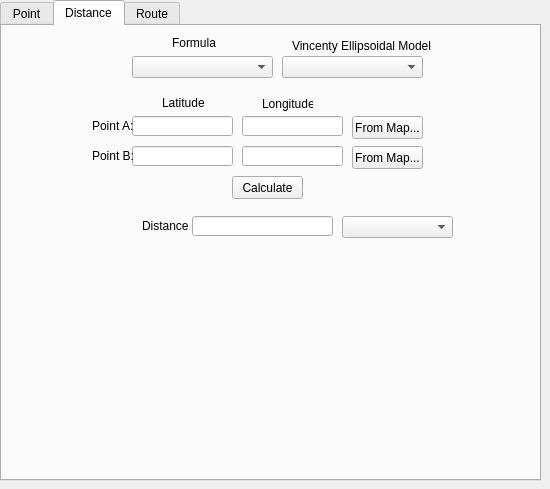
Qt form QGIS_2.0.0/GeoSearch/ui_geosearch.ui (walter426/QgisPlugin_GeoSearch) before a commit.
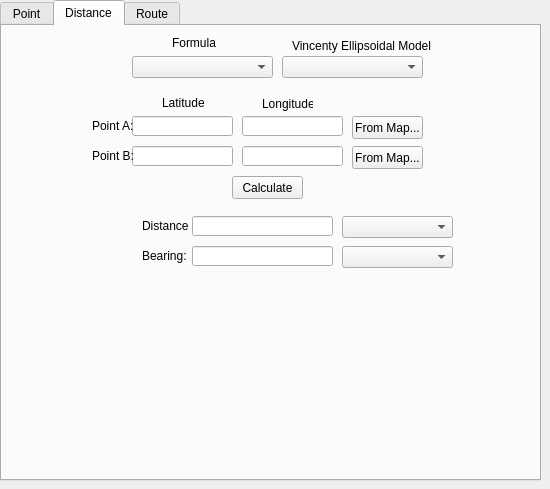
The same form after that commit. The open tabs and pages were chosen to show the change.

```diff
--- a/QGIS_2.0.0/GeoSearch/ui_geosearch.ui
+++ b/QGIS_2.0.0/GeoSearch/ui_geosearch.ui
@@ -555,6 +555,39 @@
       </rect>
      </property>
     </widget>
+    <widget class="QLabel" name="Bearing_label">
+     <property name="geometry">
+      <rect>
+       <x>140</x>
+       <y>220</y>
+       <width>46</width>
+       <height>20</height>
+      </rect>
+     </property>
+     <property name="text">
+      <string>Bearing:</string>
+     </property>
+    </widget>
+    <widget class="QLineEdit" name="Bearing_lineEdit">
+     <property name="geometry">
+      <rect>
+       <x>190</x>
+       <y>220</y>
+       <width>141</width>
+       <height>20</height>
+      </rect>
+     </property>
+    </widget>
+    <widget class="QComboBox" name="BearingUnit_comboBox">
+     <property name="geometry">
+      <rect>
+       <x>340</x>
+       <y>220</y>
+       <width>111</width>
+       <height>22</height>
+      </rect>
+     </property>
+    </widget>
    </widget>
    <widget class="QWidget" name="tab">
     <attribute name="title">
```
